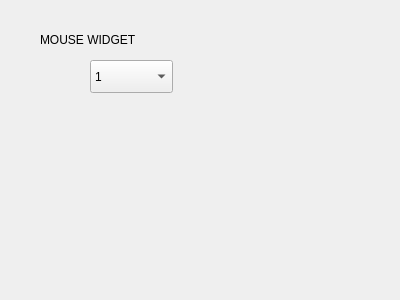
First picture: the form in ui/mouse_widget.ui, repository z3ntu/RazerGenie, before the edit.
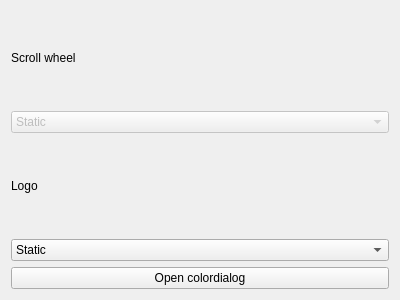
Second picture: the form after the edit.

Commit message: Add capabilities, get logo static working ;) and some other small stuff

The edit to the form file:
```diff
--- a/ui/mouse_widget.ui
+++ b/ui/mouse_widget.ui
@@ -13,39 +13,80 @@
   <property name="windowTitle">
    <string>Form</string>
   </property>
-  <widget class="QComboBox" name="comboBox">
-   <property name="geometry">
-    <rect>
-     <x>90</x>
-     <y>60</y>
-     <width>83</width>
-     <height>33</height>
-    </rect>
-   </property>
+  <layout class="QVBoxLayout" name="verticalLayout">
    <item>
-    <property name="text">
-     <string>1</string>
-    </property>
+    <widget class="QLabel" name="label">
+     <property name="text">
+      <string>Scroll wheel</string>
+     </property>
+    </widget>
    </item>
    <item>
-    <property name="text">
-     <string>2</string>
-    </property>
+    <widget class="QComboBox" name="scrollCombo">
+     <property name="enabled">
+      <bool>false</bool>
+     </property>
+     <item>
+      <property name="text">
+       <string>Static</string>
+      </property>
+     </item>
+     <item>
+      <property name="text">
+       <string>Breathing</string>
+      </property>
+     </item>
+     <item>
+      <property name="text">
+       <string>Blinking</string>
+      </property>
+     </item>
+     <item>
+      <property name="text">
+       <string>Spectrum Cycling</string>
+      </property>
+     </item>
+    </widget>
    </item>
-  </widget>
-  <widget class="QLabel" name="label">
-   <property name="geometry">
-    <rect>
-     <x>40</x>
-     <y>30</y>
-     <width>131</width>
-     <height>19</height>
-    </rect>
-   </property>
-   <property name="text">
-    <string>MOUSE WIDGET</string>
-   </property>
-  </widget>
+   <item>
+    <widget class="QLabel" name="label_2">
+     <property name="text">
+      <string>Logo</string>
+     </property>
+    </widget>
+   </item>
+   <item>
+    <widget class="QComboBox" name="logoCombo">
+     <item>
+      <property name="text">
+       <string>Static</string>
+      </property>
+     </item>
+     <item>
+      <property name="text">
+       <string>Breathing</string>
+      </property>
+     </item>
+     <item>
+      <property name="text">
+       <string>Blinking</string>
+      </property>
+     </item>
+     <item>
+      <property name="text">
+       <string>Spectrum Cycling</string>
+      </property>
+     </item>
+    </widget>
+   </item>
+   <item>
+    <widget class="QPushButton" name="openColorDialog">
+     <property name="text">
+      <string>Open colordialog</string>
+     </property>
+    </widget>
+   </item>
+  </layout>
  </widget>
  <resources/>
  <connections/>
```
The commit also changes 7 other files.
